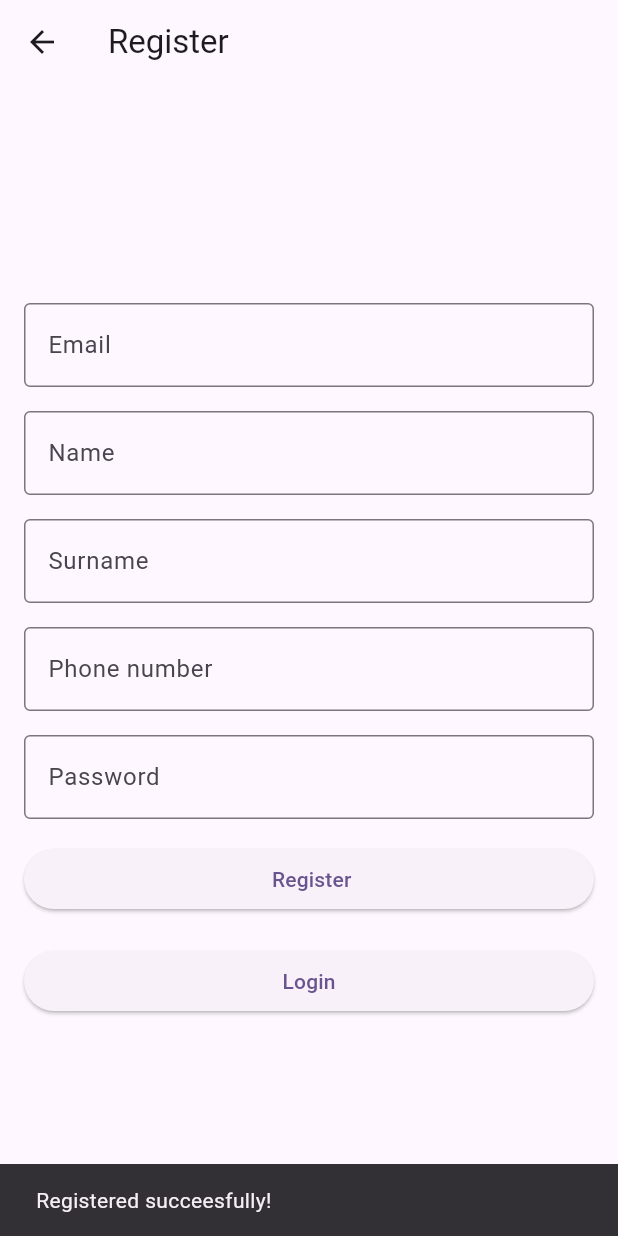
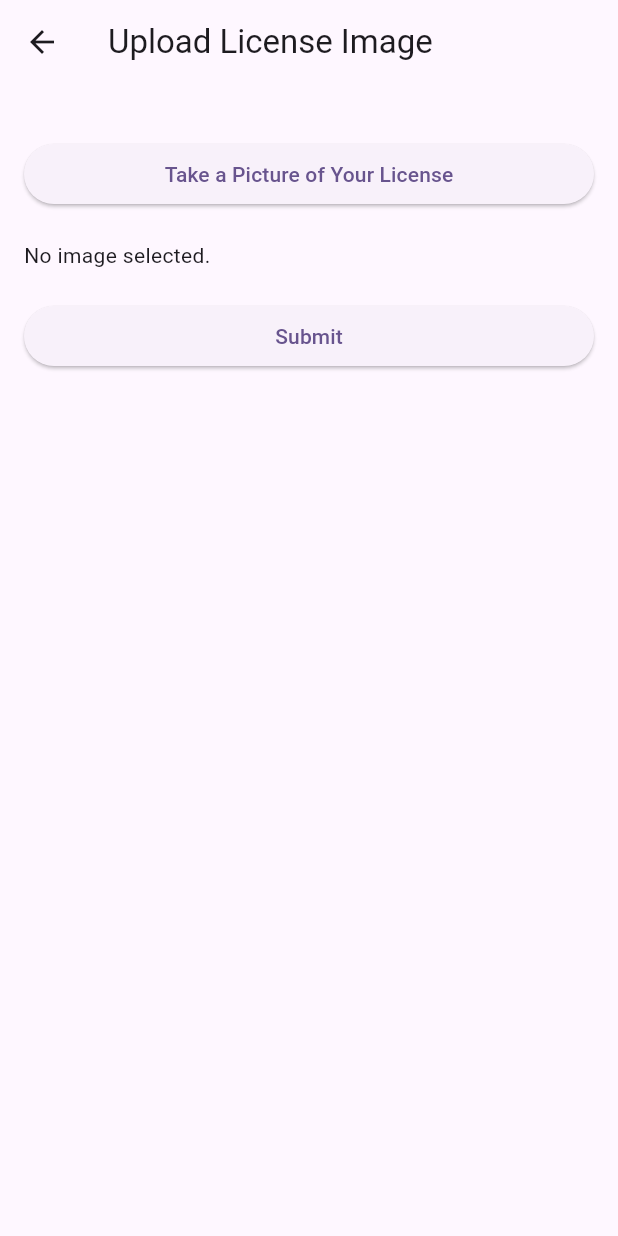
Before and after one commit to JoaoMarcos03/VoltAccess, a Flutter app: the RegisterView screen opened directly, after a tap on "Register", on a phone screen of 412 x 824 dp. Run offline on Flutter 3.47's test engine with Material 3 defaults, Android fonts, the light colour scheme and no system bars; our stand-ins replace image_picker.

Commit message:
userinfo + license photo

```diff
--- /dev/null
+++ b/lib/registration_and_login/license_upload_page.dart
@@ -0,0 +1,66 @@
+import 'dart:io';
+import 'package:flutter/material.dart';
+import 'package:image_picker/image_picker.dart';
+import 'package:voltaccess/registration_and_login/add_card.dart';
+
+class LicenseUploadPage extends StatefulWidget {
+  const LicenseUploadPage({Key? key}) : super(key: key);
+
+  @override
+  _LicenseUploadPageState createState() => _LicenseUploadPageState();
+}
+
+class _LicenseUploadPageState extends State<LicenseUploadPage> {
+  File? _licenseImage;
+
+  Future<void> _pickLicenseImage() async {
+    final picker = ImagePicker();
+    final pickedFile = await picker.pickImage(source: ImageSource.camera);
+
+    if (pickedFile != null) {
+      setState(() {
+        _licenseImage = File(pickedFile.path);  // Zapisz ścieżkę obrazu
+      });
+    }
+  }
+
+  @override
+  Widget build(BuildContext context) {
+    return Scaffold(
+      appBar: AppBar(
+        title: const Text('Upload License Image'),
+      ),
+      body: SingleChildScrollView( // Dodajemy scrollowanie, aby unikać overflow
+        child: Padding(
+          padding: const EdgeInsets.all(16.0),
+          child: Column(
+            crossAxisAlignment: CrossAxisAlignment.stretch,
+            children: [
+              const SizedBox(height: 20),
+              ElevatedButton(
+                onPressed: _pickLicenseImage,
+                child: const Text('Take a Picture of Your License'),
+              ),
+              const SizedBox(height: 20),
+              _licenseImage != null
+                  ? Image.file(_licenseImage!)  // Wyświetl obrazek jeśli istnieje
+                  : const Text('No image selected.'),
+              const SizedBox(height: 20),
+              ElevatedButton(
+                onPressed: () {
+                  // Po zarejestrowaniu użytkownika przekierowujemy do strony dodawania karty
+                  Navigator.push(
+                    context,
+                    MaterialPageRoute(builder: (context) => const AddCardPage()),
+                  );
+                },
+                child: const Text('Submit'),
+              ),
+
+            ],
+          ),
+        ),
+      ),
+    );
+  }
+}
--- a/lib/registration_and_login/register_view.dart
+++ b/lib/registration_and_login/register_view.dart
@@ -1,5 +1,6 @@
 import 'package:flutter/material.dart';
 import 'package:voltaccess/registration_and_login/login_view.dart';
+import 'package:voltaccess/registration_and_login/license_upload_page.dart'; // Import LicenseUploadPage
 
 class RegisterView extends StatefulWidget {
   final String title;
@@ -13,26 +14,27 @@ class RegisterView extends StatefulWidget {
 class _RegisterViewState extends State<RegisterView> {
   late final TextEditingController _email;
   late final TextEditingController _name;
-  late final TextEditingController _surname; // Add a new controller for surname
+  late final TextEditingController _surname;
   late final TextEditingController _password;
-  late final TextEditingController _phone; // Add a new controller for phone number
+  late final TextEditingController _phone;
 
   @override
   void initState() {
     _email = TextEditingController();
-    _name = TextEditingController(); // Initialize the name controller
-    _surname = TextEditingController(); // Initialize the surname controller
+    _name = TextEditingController();
+    _surname = TextEditingController();
     _password = TextEditingController();
-    _phone = TextEditingController(); // Initialize the phone controller
+    _phone = TextEditingController();
     super.initState();
   }
 
   @override
   void dispose() {
     _email.dispose();
-    _name.dispose(); // Dispose the name controller
-    _surname.dispose(); // Dispose the surname controller
+    _name.dispose();
+    _surname.dispose();
     _password.dispose();
+    _phone.dispose();
     super.dispose();
   }
 
@@ -42,7 +44,8 @@ class _RegisterViewState extends State<RegisterView> {
       appBar: AppBar(
         title: Text(widget.title),
       ),
-      body: Padding(
+      body: SingleChildScrollView( // Dodajemy scrollowanie
+        child: Padding(
           padding: const EdgeInsets.all(16.0),
           child: Column(
             mainAxisAlignment: MainAxisAlignment.center,
@@ -71,7 +74,7 @@ class _RegisterViewState extends State<RegisterView> {
               ),
               const SizedBox(height: 16),
               TextField(
-              controller: _surname, // Use a different controller here
+                controller: _surname,
                 autocorrect: false,
                 decoration: const InputDecoration(
                   labelText: "Surname",
@@ -81,7 +84,7 @@ class _RegisterViewState extends State<RegisterView> {
               ),
               const SizedBox(height: 16),
               TextField(
-              controller: _phone, // Use a different controller here
+                controller: _phone,
                 autocorrect: false,
                 keyboardType: TextInputType.phone,
                 decoration: const InputDecoration(
@@ -90,8 +93,7 @@ class _RegisterViewState extends State<RegisterView> {
                   border: OutlineInputBorder(),
                 ),
               ),
-            const SizedBox(height: 16),  // Odstęp między polami
-            // TextField do wprowadzania hasła
+              const SizedBox(height: 16),
               TextField(
                 controller: _password,
                 obscureText: true,
@@ -99,29 +101,24 @@ class _RegisterViewState extends State<RegisterView> {
                 autocorrect: false,
                 decoration: const InputDecoration(
                   labelText: "Password",
-                hintText: "Enter your password",//możesz dodać czy ma być sprawdzane drugie hasło czy nie
+                  hintText: "Enter your password",
                   border: OutlineInputBorder(),
                 ),
               ),
-            const SizedBox(height: 16),  // Odstęp między polami
-            // Przycisk logowania
+              const SizedBox(height: 16),
               ElevatedButton(
                 onPressed: () {
-                  // Symulacja nieudanego logowania
-                  ScaffoldMessenger.of(context).showSnackBar(
-                    const SnackBar(
-                      content: Text("Registered succeesfully!"),
+                  // After registration, navigate to the LicenseUploadPage
+                  Navigator.push(
+                    context,
+                    MaterialPageRoute(builder: (context) => const LicenseUploadPage()),
+                  );
+                },
+                child: const Text('Register'),
               ),
-                  );
-
-              },
-              child: const Text(' Register'),
-            ),
-            const SizedBox(height: 20),  // Odstęp między przyciskami
-            // Przycisk rejestracji
+              const SizedBox(height: 20),
               ElevatedButton(
                 onPressed: () {
-                // Po kliknięciu przenosi do strony rejestracji
                   Navigator.push(
                     context,
                     MaterialPageRoute(builder: (context) => const LoginView(title: 'Login')),
@@ -132,6 +129,7 @@ class _RegisterViewState extends State<RegisterView> {
             ],
           ),
         ),
+      ),
     );
   }
 }
--- a/pubspec.yaml
+++ b/pubspec.yaml
@@ -31,6 +31,7 @@ dependencies:
   flutter:
     sdk: flutter
 
+  image_picker: ^0.8.5+3
   provider: ^6.0.0
   # The following adds the Cupertino Icons font to your application.
   # Use with the CupertinoIcons class for iOS style icons.
```
Also changed, not shown: lib/info_pages/history.dart (+21 -0 lines), lib/info_pages/user_info.dart (+179 -0 lines), lib/marcos/map.dart (+21 -0 lines), lib/registration_and_login/add_card.dart (added, +75 -0 lines), lib/registration_and_login/home_page.dart (+61 -2 lines), lib/registration_and_login/dirver_photo.dart (deleted), pubspec.lock, 5 other files. Lines whose indentation alone changed are shown as unchanged.
